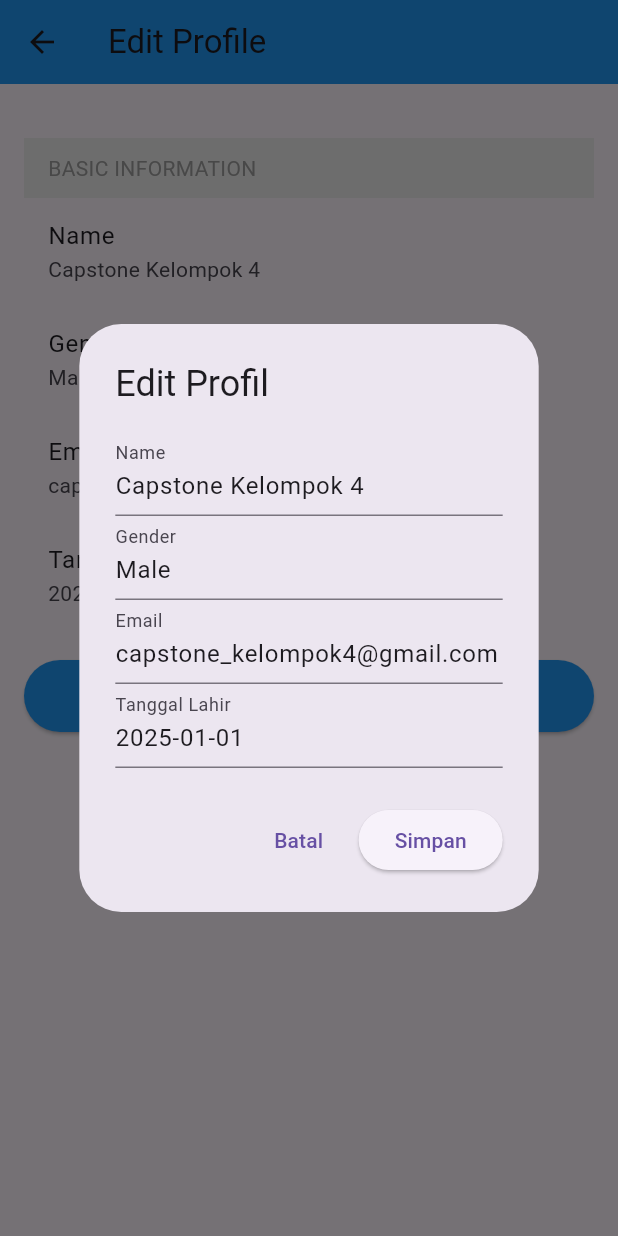
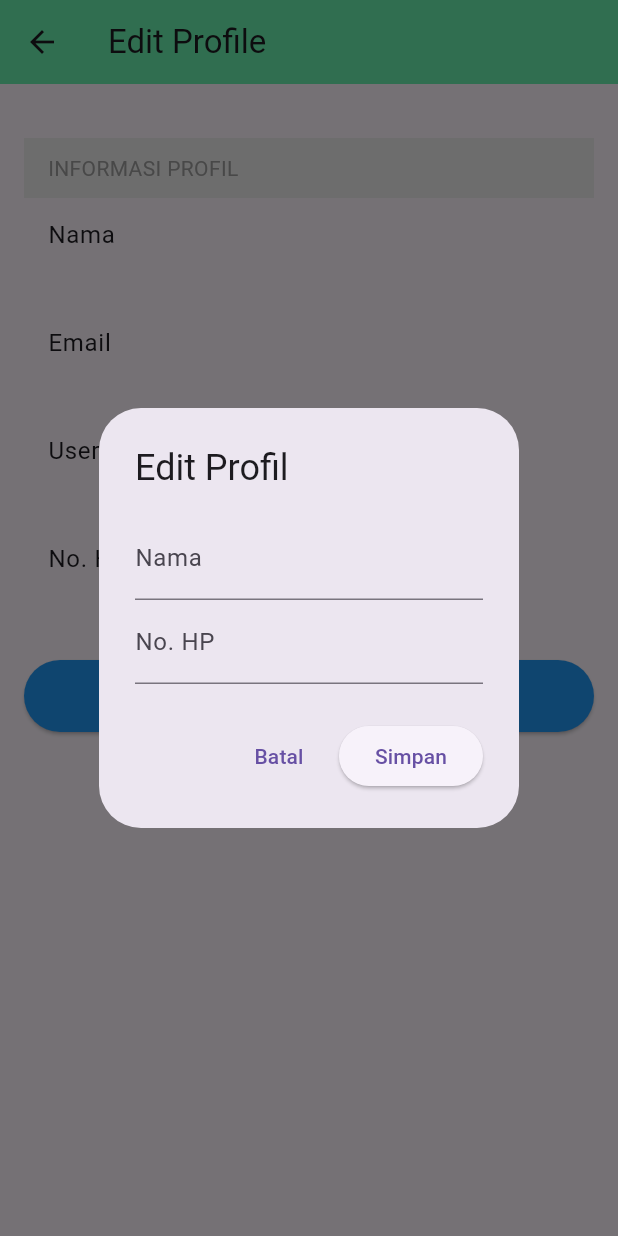
Before and after one commit to JustNap/Capstone_Kelompok4, a Flutter app: the EditProfilePage screen opened directly, after a tap on "Edit Profil", on a phone screen of 412 x 824 dp. Run offline on Flutter 3.47's test engine with Material 3 defaults, Android fonts, the phone set to English and light mode, and no system bars; our stand-ins replace cloud_firestore, firebase_auth, firebase_core, fl_chart, google_fonts, pdf and 2 more; accounts and stored records are empty.

Commit message:
ubah tema aplikasi

```diff
--- a/apk_pembukuan/lib/Setting/editprofil.dart
+++ b/apk_pembukuan/lib/Setting/editprofil.dart
@@ -1,4 +1,7 @@
+import 'package:cloud_firestore/cloud_firestore.dart';
 import 'package:flutter/material.dart';
+import 'package:firebase_auth/firebase_auth.dart';
+import 'package:apk_pembukuan/services/database/database_service.dart';
 
 class EditProfilePage extends StatefulWidget {
   const EditProfilePage({super.key});
@@ -8,21 +11,41 @@ class EditProfilePage extends StatefulWidget {
 }
 
 class _EditProfilePageState extends State<EditProfilePage> {
-  String name = "Capstone Kelompok 4";
-  String gender = "Male";
-  String email = "capstone_kelompok4@gmail.com";
-  String birthDate = "2025-01-01";
+  final _auth = FirebaseAuth.instance;
+  final DatabaseService _dbService = DatabaseService();
+
+  String name = '';
+  String email = '';
+  String username = '';
+  String noHp = '';
 
   final TextEditingController nameController = TextEditingController();
-  final TextEditingController genderController = TextEditingController();
-  final TextEditingController emailController = TextEditingController();
-  final TextEditingController birthDateController = TextEditingController();
+  final TextEditingController noHpController = TextEditingController();
+
+  @override
+  void initState() {
+    super.initState();
+    _loadUserProfile();
+  }
+
+  Future<void> _loadUserProfile() async {
+    final uid = _auth.currentUser?.uid;
+    if (uid != null) {
+      final user = await _dbService.getUserFromFirebase(uid);
+      if (user != null) {
+        setState(() {
+          name = user.name;
+          email = user.email;
+          username = user.username;
+          noHp = user.no_hp;
+        });
+      }
+    }
+  }
 
   void _showEditDialog() {
     nameController.text = name;
-    genderController.text = gender;
-    emailController.text = email;
-    birthDateController.text = birthDate;
+    noHpController.text = noHp;
 
     showDialog(
       context: context,
@@ -33,19 +56,11 @@ class _EditProfilePageState extends State<EditProfilePage> {
             children: [
               TextField(
                 controller: nameController,
-                decoration: const InputDecoration(labelText: "Name"),
+                decoration: const InputDecoration(labelText: "Nama"),
               ),
               TextField(
-                controller: genderController,
-                decoration: const InputDecoration(labelText: "Gender"),
-              ),
-              TextField(
-                controller: emailController,
-                decoration: const InputDecoration(labelText: "Email"),
-              ),
-              TextField(
-                controller: birthDateController,
-                decoration: const InputDecoration(labelText: "Tanggal Lahir"),
+                controller: noHpController,
+                decoration: const InputDecoration(labelText: "No. HP"),
               ),
             ],
           ),
@@ -56,14 +71,21 @@ class _EditProfilePageState extends State<EditProfilePage> {
             child: const Text('Batal'),
           ),
           ElevatedButton(
-            onPressed: () {
-              setState(() {
-                name = nameController.text;
-                gender = genderController.text;
-                email = emailController.text;
-                birthDate = birthDateController.text;
-              });
-              Navigator.pop(context);
+            onPressed: () async {
+              final uid = _auth.currentUser?.uid;
+              if (uid != null) {
+                await FirebaseFirestore.instance.collection("Users").doc(uid).update({
+                  'name': nameController.text,
+                  'no_hp': noHpController.text,
+                });
+
+                setState(() {
+                  name = nameController.text;
+                  noHp = noHpController.text;
+                });
+
+                Navigator.pop(context);
+              }
             },
             child: const Text('Simpan'),
           ),
@@ -77,7 +99,7 @@ class _EditProfilePageState extends State<EditProfilePage> {
     return Scaffold(
       appBar: AppBar(
         title: const Text("Edit Profile"),
-        backgroundColor: Colors.blue,
+        backgroundColor: Colors.greenAccent,
       ),
       body: ListView(
         padding: const EdgeInsets.all(16),
@@ -86,23 +108,23 @@ class _EditProfilePageState extends State<EditProfilePage> {
           Container(
             padding: const EdgeInsets.symmetric(vertical: 10, horizontal: 16),
             color: Colors.grey.shade200,
-            child: const Text("BASIC INFORMATION", style: TextStyle(color: Colors.grey)),
+            child: const Text("INFORMASI PROFIL", style: TextStyle(color: Colors.grey)),
           ),
           ListTile(
-            title: const Text("Name"),
+            title: const Text("Nama"),
             subtitle: Text(name),
-          ),
-          ListTile(
-            title: const Text("Gender"),
-            subtitle: Text(gender),
           ),
           ListTile(
             title: const Text("Email"),
             subtitle: Text(email),
           ),
           ListTile(
-            title: const Text("Tanggal Lahir"),
-            subtitle: Text(birthDate),
+            title: const Text("Username"),
+            subtitle: Text(username),
+          ),
+          ListTile(
+            title: const Text("No. HP"),
+            subtitle: Text(noHp),
           ),
           const SizedBox(height: 20),
           ElevatedButton.icon(
--- a/apk_pembukuan/lib/homepage/homepage.dart
+++ b/apk_pembukuan/lib/homepage/homepage.dart
@@ -164,7 +164,7 @@ class _HomepageState extends State<Homepage> {
       body: SafeArea(child: _pages[_currentIndex]),
       bottomNavigationBar: BottomNavigationBar(
         currentIndex: _currentIndex,
-        selectedItemColor: Colors.blueAccent,
+        selectedItemColor: Colors.greenAccent,
         unselectedItemColor: Colors.grey,
         onTap: (index) {
           setState(() {
--- a/apk_pembukuan/lib/pages/login_page.dart
+++ b/apk_pembukuan/lib/pages/login_page.dart
@@ -76,7 +76,7 @@ class _LoginPageState extends State<LoginPage> {
                       children: [
                         const SizedBox(height: 50),
                         Icon(Icons.lock_open_rounded,
-                            size: 72, color: Colors.blueAccent),
+                            size: 72, color: Colors.greenAccent),
                         const SizedBox(height: 20),
                         Text(
                           "Welcome Back!",
@@ -124,7 +124,7 @@ class _LoginPageState extends State<LoginPage> {
                           child: ElevatedButton(
                             onPressed: login,
                             style: ElevatedButton.styleFrom(
-                              backgroundColor: Colors.blueAccent,
+                              backgroundColor: Colors.greenAccent,
                               padding: const EdgeInsets.symmetric(
                                   vertical: 18, horizontal: 20),
                               shape: RoundedRectangleBorder(
--- a/apk_pembukuan/lib/pages/register_page.dart
+++ b/apk_pembukuan/lib/pages/register_page.dart
@@ -86,7 +86,7 @@ class _RegisterPageState extends State<RegisterPage> {
                       children: [
                         const SizedBox(height: 40),
                         const Icon(Icons.person_add_alt_1,
-                            size: 72, color: Colors.blueAccent),
+                            size: 72, color: Colors.greenAccent),
                         const SizedBox(height: 20),
                         const Text(
                           "Create your account",
@@ -140,7 +140,7 @@ class _RegisterPageState extends State<RegisterPage> {
                         MyButton(
                           text: "Register",
                           onTap: register,
-                          color: Colors.blueAccent.withOpacity(0.1),
+                          color: Colors.greenAccent.withOpacity(0.1),
                         ),
                         const SizedBox(height: 30),
 
```
Also changed, not shown: apk_pembukuan/lib/Laporan/laporanKeuangan.dart (+10 -2 lines), apk_pembukuan/lib/Piutang/addpiutang.dart (+6 -1 lines), apk_pembukuan/lib/Piutang/detailpiutang.dart (+6 -2 lines), apk_pembukuan/lib/Piutang/piutang.dart (+6 -2 lines), apk_pembukuan/lib/Setting/setting.dart (+69 -31 lines), apk_pembukuan/lib/analisis/analisis_page.dart (+9 -1 lines), apk_pembukuan/lib/pages/reset_password_page.dart (+9 -2 lines), apk_pembukuan/lib/penjualan/data_penjualan.dart (+6 -2 lines), apk_pembukuan/lib/penjualan/penjualan.dart (+7 -3 lines), apk_pembukuan/lib/stock/addstock.dart (+6 -3 lines), apk_pembukuan/lib/stock/stock_page.dart (+7 -3 lines).
